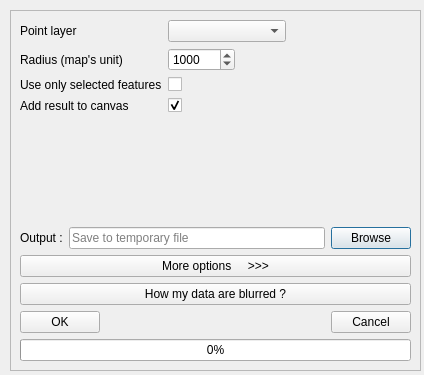
This is ui_blurring.ui in Gustry/Blurring as Qt 5 draws it before an edit. The edited form follows.
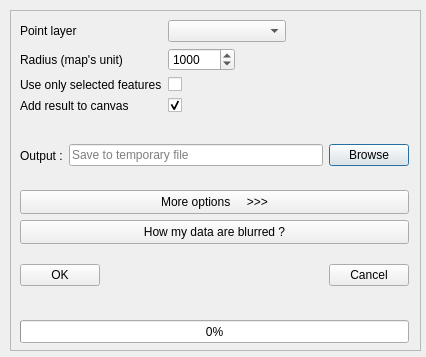
This is the edited form.

```diff
--- a/ui_blurring.ui
+++ b/ui_blurring.ui
@@ -9,8 +9,8 @@
    <rect>
     <x>0</x>
     <y>0</y>
-    <width>424</width>
-    <height>375</height>
+    <width>426</width>
+    <height>357</height>
    </rect>
   </property>
   <property name="sizePolicy">
@@ -75,26 +75,24 @@
      <x>10</x>
      <y>10</y>
      <width>411</width>
-     <height>361</height>
-    </rect>
-   </property>
-   <property name="frameShape">
-    <enum>QFrame::StyledPanel</enum>
-   </property>
-   <property name="frameShadow">
-    <enum>QFrame::Raised</enum>
-   </property>
-   <widget class="QWidget" name="verticalLayoutWidget">
-    <property name="geometry">
-     <rect>
-      <x>10</x>
-      <y>10</y>
-      <width>391</width>
       <height>341</height>
      </rect>
     </property>
-    <layout class="QVBoxLayout" name="verticalLayout">
-     <item>
+   <property name="frameShape">
+    <enum>QFrame::StyledPanel</enum>
+   </property>
+   <property name="frameShadow">
+    <enum>QFrame::Raised</enum>
+   </property>
+   <widget class="QWidget" name="">
+    <property name="geometry">
+     <rect>
+      <x>10</x>
+      <y>10</y>
+      <width>389</width>
+      <height>103</height>
+     </rect>
+    </property>
       <layout class="QFormLayout" name="formLayout">
        <property name="fieldGrowthPolicy">
         <enum>QFormLayout::ExpandingFieldsGrow</enum>
@@ -195,8 +193,16 @@
         </widget>
        </item>
       </layout>
-     </item>
-     <item>
+   </widget>
+   <widget class="QWidget" name="">
+    <property name="geometry">
+     <rect>
+      <x>10</x>
+      <y>120</y>
+      <width>389</width>
+      <height>51</height>
+     </rect>
+    </property>
       <layout class="QHBoxLayout" name="horizontalLayout">
        <item>
         <widget class="QLabel" name="label_5">
@@ -229,22 +235,29 @@
         </widget>
        </item>
       </layout>
-     </item>
-     <item>
+   </widget>
       <widget class="QPushButton" name="pushButton_advanced">
+    <property name="geometry">
+     <rect>
+      <x>10</x>
+      <y>180</y>
+      <width>389</width>
+      <height>24</height>
+     </rect>
+    </property>
        <property name="text">
         <string>More options     &gt;&gt;&gt;</string>
        </property>
       </widget>
-     </item>
-     <item>
-      <widget class="QPushButton" name="pushButton_help">
-       <property name="text">
-        <string>How my data are blurred ?</string>
-       </property>
-      </widget>
-     </item>
-     <item>
+   <widget class="QWidget" name="">
+    <property name="geometry">
+     <rect>
+      <x>10</x>
+      <y>240</y>
+      <width>389</width>
+      <height>51</height>
+     </rect>
+    </property>
       <layout class="QHBoxLayout" name="horizontalLayout_2">
        <item>
         <widget class="QPushButton" name="pushButton_ok">
@@ -274,9 +287,29 @@
         </widget>
        </item>
       </layout>
-     </item>
-     <item>
+   </widget>
+   <widget class="QPushButton" name="pushButton_help">
+    <property name="geometry">
+     <rect>
+      <x>10</x>
+      <y>210</y>
+      <width>389</width>
+      <height>24</height>
+     </rect>
+    </property>
+    <property name="text">
+     <string>How my data are blurred ?</string>
+    </property>
+   </widget>
       <widget class="QProgressBar" name="progressBar_progression">
+    <property name="geometry">
+     <rect>
+      <x>10</x>
+      <y>310</y>
+      <width>389</width>
+      <height>23</height>
+     </rect>
+    </property>
        <property name="value">
         <number>0</number>
        </property>
@@ -284,9 +317,6 @@
         <enum>Qt::Horizontal</enum>
        </property>
       </widget>
-     </item>
-    </layout>
-   </widget>
   </widget>
   <widget class="QFrame" name="frame">
    <property name="geometry">
```
Left out of the diff: 13 changed lines with no effect on the pictures. Lines whose indentation alone changed are shown as unchanged.
